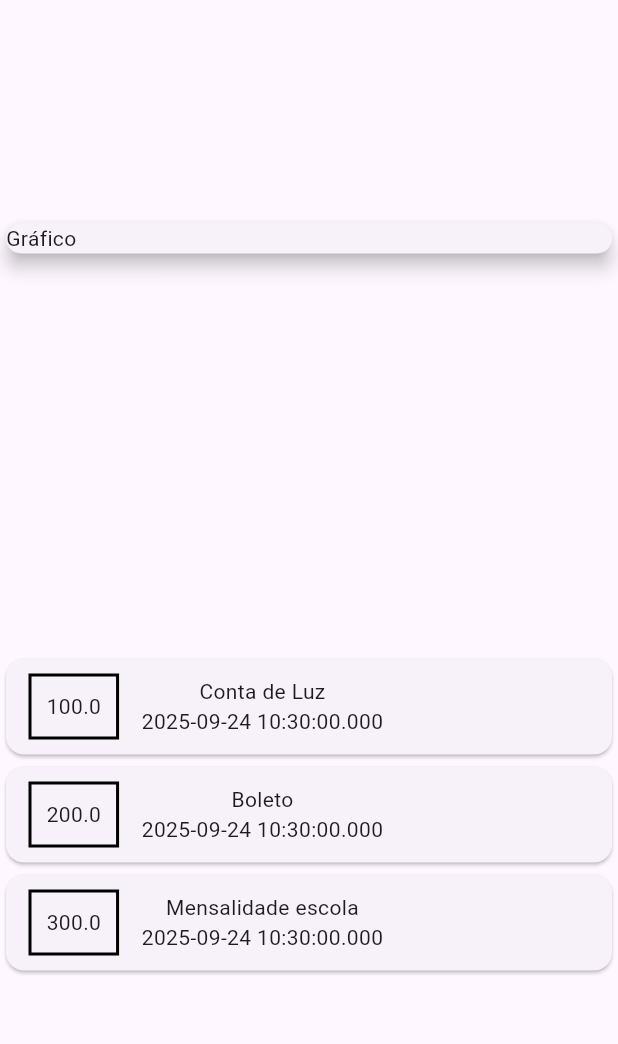
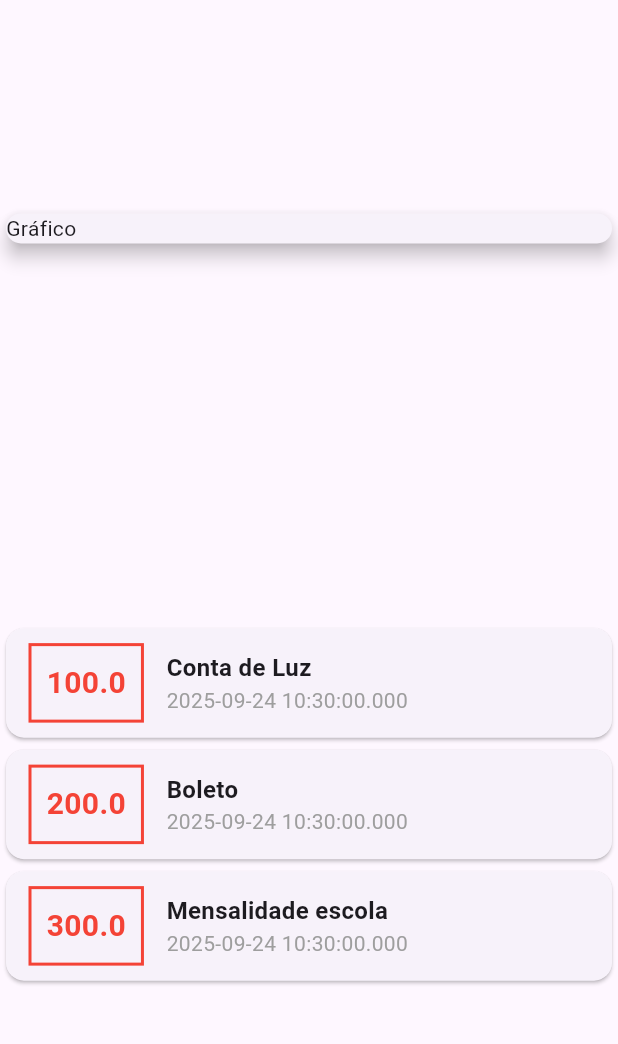
Before and after one commit to Gipsy7/negativo, a Flutter app: the screen it shows after launch, on a phone screen of 412 x 824 dp, the part 63-1107 px from its top. Run offline on Flutter 3.47's test engine with Material 3 defaults, Android fonts, the light colour scheme and no system bars.

Commit message:
refactor: improve transaction card styling in MyHomePage for better readability

```diff
--- a/lib/main.dart
+++ b/lib/main.dart
@@ -50,16 +50,34 @@
                       ),
                       decoration: BoxDecoration(
                         border: Border.all(
-                          color: Colors.black,
+                          color: Colors.red,
                           width: 2,
                         ),
                       ),
                       padding: EdgeInsets.all(10),
-                      child: Text(tr.value.toString()),
+                      child: Text(
+                        tr.value.toString(),
+                        style: TextStyle(
+                          fontWeight: FontWeight.bold,
+                          fontSize: 20,
+                          color: Colors.red,
+                        ),
+                      ),
                     ),
-                    Column(children: <Widget>[
-                      Text(tr.title.toString()),
-                      Text(tr.date.toString()),
+                    Column(
+                      crossAxisAlignment: CrossAxisAlignment.start,
+                      children: <Widget>[
+                      Text(tr.title.toString(),
+                        style: TextStyle(
+                          fontSize: 16,
+                          fontWeight: FontWeight.bold,
+                        ),
+                      ),
+                      Text(tr.date.toString(),
+                        style: TextStyle(
+                          color: Colors.grey,
+                        ),
+                      ),
                     ],)
         ]));
             }).toList(),
```
